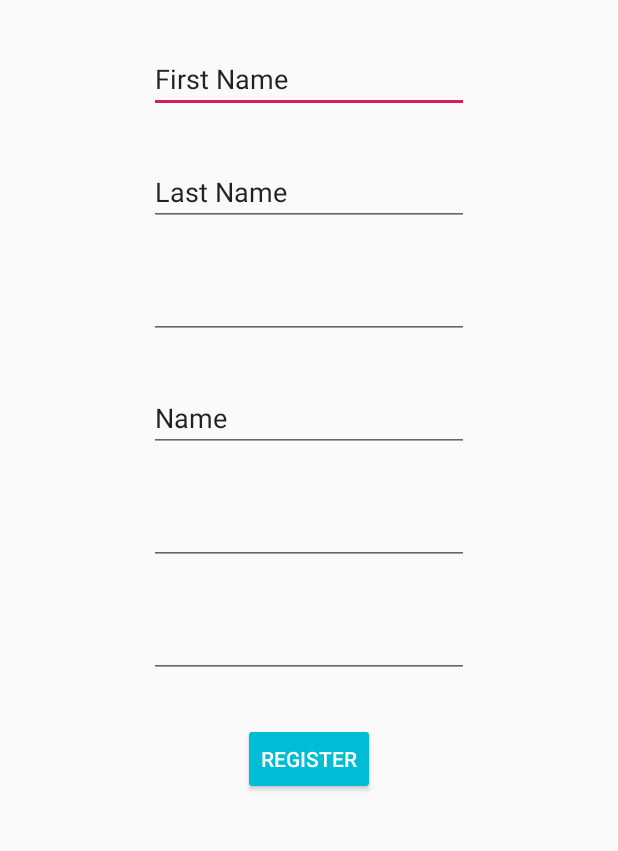
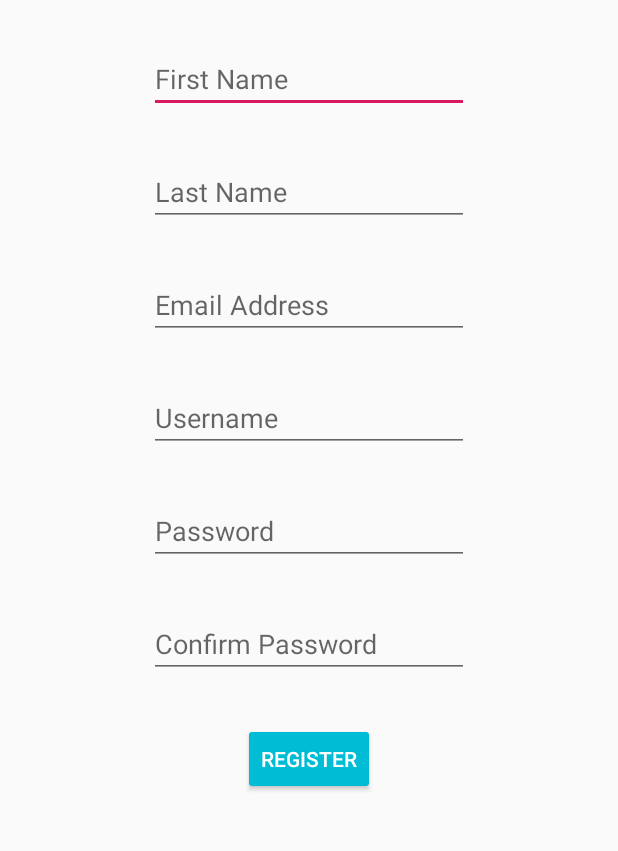
Before and after one commit to PSoysauce/3354-theboyz, an Android app: the CreateAccount screen opened directly, with no data from a screen before it, on a phone screen of 412 x 824 dp, the part 267-1118 px from its top. Run offline under Robolectric (Android 15) with nearby library versions, the phone set to English and light mode, and no system bars.

Commit message:
Made the basic layout for the create account page

```diff
--- a/Homepage/app/src/main/java/com/example/homepage/MainActivity.java
+++ b/Homepage/app/src/main/java/com/example/homepage/MainActivity.java
@@ -12,12 +12,12 @@ public class MainActivity extends AppCompatActivity {
     private Button login;
     private Button register;
 
-
     @Override
     protected void onCreate(Bundle savedInstanceState) {
         super.onCreate(savedInstanceState);
         setContentView(R.layout.activity_main);
 
+        //Sets the button variable to the login button I created in the xml, so if they click it it will change to that given activity
         login = findViewById(R.id.login_button);
         login.setOnClickListener(new View.OnClickListener() {
             @Override
@@ -26,6 +26,7 @@ public class MainActivity extends AppCompatActivity {
             }
         });
 
+        //Sets the button variable to the register button I created in the xml, so if they click it it will change to that given activity
         register = findViewById(R.id.create_account_button);
         register.setOnClickListener(new View.OnClickListener() {
             @Override
@@ -35,11 +36,13 @@ public class MainActivity extends AppCompatActivity {
         });
     }
 
+    //openLoginPageActivity will move from the homepage to the LoginPage
     public void openLoginPageActivity() {
         Intent intent = new Intent(getApplicationContext(), LoginPage.class);
         startActivity(intent);
     }
 
+    //openRegisterPageActivity will move from the homepage to the CreateAccount page
     public void openRegisterPageActivity() {
         Intent intent = new Intent(getApplicationContext(), CreateAccount.class);
         startActivity(intent);
--- a/Homepage/app/src/main/res/layout/activity_create_account.xml
+++ b/Homepage/app/src/main/res/layout/activity_create_account.xml
@@ -22,8 +22,8 @@
         android:layout_height="wrap_content"
         android:layout_marginTop="30dp"
         android:ems="10"
+        android:hint="First Name"
         android:inputType="textPersonName"
-        android:text="First Name"
         app:layout_constraintEnd_toEndOf="parent"
         app:layout_constraintStart_toStartOf="parent"
         app:layout_constraintTop_toBottomOf="@+id/imageView2" />
@@ -34,34 +34,35 @@
         android:layout_height="wrap_content"
         android:layout_marginTop="30dp"
         android:ems="10"
+        android:hint="Last Name"
         android:inputType="textPersonName"
-        android:text="Last Name"
         app:layout_constraintEnd_toEndOf="parent"
         app:layout_constraintStart_toStartOf="parent"
         app:layout_constraintTop_toBottomOf="@+id/first_name" />
 
     <EditText
-        android:id="@+id/editText5"
+        android:id="@+id/email"
         android:layout_width="wrap_content"
         android:layout_height="wrap_content"
         android:layout_marginTop="30dp"
         android:ems="10"
+        android:hint="Email Address"
         android:inputType="textEmailAddress"
         app:layout_constraintEnd_toEndOf="parent"
         app:layout_constraintStart_toStartOf="parent"
         app:layout_constraintTop_toBottomOf="@+id/last_name" />
 
     <EditText
-        android:id="@+id/editText6"
+        android:id="@+id/user_name"
         android:layout_width="wrap_content"
         android:layout_height="wrap_content"
         android:layout_marginTop="30dp"
         android:ems="10"
+        android:hint="Username"
         android:inputType="textPersonName"
-        android:text="Name"
         app:layout_constraintEnd_toEndOf="parent"
         app:layout_constraintStart_toStartOf="parent"
-        app:layout_constraintTop_toBottomOf="@+id/editText5" />
+        app:layout_constraintTop_toBottomOf="@+id/email" />
 
     <EditText
         android:id="@+id/passwordA"
@@ -69,10 +70,11 @@
         android:layout_height="wrap_content"
         android:layout_marginTop="30dp"
         android:ems="10"
-        android:inputType="textShortMessage|text|textPassword"
+        android:hint="Password"
+        android:inputType="textPassword"
         app:layout_constraintEnd_toEndOf="parent"
         app:layout_constraintStart_toStartOf="parent"
-        app:layout_constraintTop_toBottomOf="@+id/editText6" />
+        app:layout_constraintTop_toBottomOf="@+id/user_name" />
 
     <EditText
         android:id="@+id/passwordB"
@@ -80,6 +82,7 @@
         android:layout_height="wrap_content"
         android:layout_marginTop="30dp"
         android:ems="10"
+        android:hint="Confirm Password"
         android:inputType="textPassword"
         app:layout_constraintEnd_toEndOf="parent"
         app:layout_constraintStart_toStartOf="parent"
--- a/LoginApp/app/src/main/AndroidManifest.xml
+++ b/LoginApp/app/src/main/AndroidManifest.xml
@@ -1,6 +1,6 @@
 <?xml version="1.0" encoding="utf-8"?>
 <manifest xmlns:android="http://schemas.android.com/apk/res/android"
-    package="com.example.loginapp" >
+    package="com.example.loginapp">
 
     <application
         android:allowBackup="true"
@@ -8,10 +8,10 @@
         android:label="@string/app_name"
         android:roundIcon="@mipmap/ic_launcher_round"
         android:supportsRtl="true"
-        android:theme="@style/AppTheme" >
+        android:theme="@style/AppTheme">
         <activity
             android:name=".ui.login.LoginActivity"
-            android:label="@string/app_name" >
+            android:label="@string/app_name">
             <intent-filter>
                 <action android:name="android.intent.action.MAIN" />
 
--- a/LoginApp/app/src/main/java/com/example/loginapp/data/LoginRepository.java
+++ b/LoginApp/app/src/main/java/com/example/loginapp/data/LoginRepository.java
@@ -22,7 +22,7 @@ public class LoginRepository {
     }
 
     public static LoginRepository getInstance(LoginDataSource dataSource) {
-        if(instance == null){
+        if (instance == null) {
             instance = new LoginRepository(dataSource);
         }
         return instance;
--- a/LoginApp/app/src/main/java/com/example/loginapp/ui/login/LoggedInUserView.java
+++ b/LoginApp/app/src/main/java/com/example/loginapp/ui/login/LoggedInUserView.java
@@ -1,4 +1,4 @@
-package  com.example.loginapp.ui.login;
+package com.example.loginapp.ui.login;
 
 /**
  * Class exposing authenticated user details to the UI.
--- a/LoginApp/app/src/main/java/com/example/loginapp/ui/login/LoginActivity.java
+++ b/LoginApp/app/src/main/java/com/example/loginapp/ui/login/LoginActivity.java
@@ -1,12 +1,16 @@
-package  com.example.loginapp.ui.login;
+package com.example.loginapp.ui.login;
 
 import android.app.Activity;
+
 import androidx.lifecycle.Observer;
 import androidx.lifecycle.ViewModelProviders;
+
 import android.os.Bundle;
+
 import androidx.annotation.Nullable;
 import androidx.annotation.StringRes;
 import androidx.appcompat.app.AppCompatActivity;
+
 import android.text.Editable;
 import android.text.TextWatcher;
 import android.view.KeyEvent;
--- a/LoginApp/app/src/main/java/com/example/loginapp/ui/login/LoginResult.java
+++ b/LoginApp/app/src/main/java/com/example/loginapp/ui/login/LoginResult.java
@@ -1,4 +1,4 @@
-package  com.example.loginapp.ui.login;
+package com.example.loginapp.ui.login;
 
 import androidx.annotation.Nullable;
 
--- a/LoginApp/app/src/main/java/com/example/loginapp/ui/login/LoginViewModel.java
+++ b/LoginApp/app/src/main/java/com/example/loginapp/ui/login/LoginViewModel.java
@@ -3,6 +3,7 @@ package com.example.loginapp.ui.login;
 import androidx.lifecycle.LiveData;
 import androidx.lifecycle.MutableLiveData;
 import androidx.lifecycle.ViewModel;
+
 import android.util.Patterns;
 
 import com.example.loginapp.data.LoginRepository;
--- a/LoginApp/app/src/main/res/mipmap-anydpi-v26/ic_launcher.xml
+++ b/LoginApp/app/src/main/res/mipmap-anydpi-v26/ic_launcher.xml
@@ -1,5 +1,5 @@
 <?xml version="1.0" encoding="utf-8"?>
 <adaptive-icon xmlns:android="http://schemas.android.com/apk/res/android">
-    <background android:drawable="@drawable/ic_launcher_background"/>
-    <foreground android:drawable="@drawable/ic_launcher_foreground"/>
+    <background android:drawable="@drawable/ic_launcher_background" />
+    <foreground android:drawable="@drawable/ic_launcher_foreground" />
 </adaptive-icon>
--- a/LoginApp/app/src/main/res/mipmap-anydpi-v26/ic_launcher_round.xml
+++ b/LoginApp/app/src/main/res/mipmap-anydpi-v26/ic_launcher_round.xml
@@ -1,5 +1,5 @@
 <?xml version="1.0" encoding="utf-8"?>
 <adaptive-icon xmlns:android="http://schemas.android.com/apk/res/android">
-    <background android:drawable="@drawable/ic_launcher_background"/>
-    <foreground android:drawable="@drawable/ic_launcher_foreground"/>
+    <background android:drawable="@drawable/ic_launcher_background" />
+    <foreground android:drawable="@drawable/ic_launcher_foreground" />
 </adaptive-icon>
--- a/LoginApp/app/src/main/res/values/dimens.xml
+++ b/LoginApp/app/src/main/res/values/dimens.xml
@@ -1,5 +1,5 @@
 <resources>
     <!-- Default screen margins, per the Android Design guidelines. -->
- <dimen name="activity_horizontal_margin">16dp</dimen>
- <dimen name="activity_vertical_margin">16dp</dimen>
+    <dimen name="activity_horizontal_margin">16dp</dimen>
+    <dimen name="activity_vertical_margin">16dp</dimen>
 </resources>
--- a/LoginApp/gradle.properties
+++ b/LoginApp/gradle.properties
@@ -1,21 +1,16 @@
 # Project-wide Gradle settings.
-
 # IDE (e.g. Android Studio) users:
 # Gradle settings configured through the IDE *will override*
 # any settings specified in this file.
-
 # For more details on how to configure your build environment visit
 # http://www.gradle.org/docs/current/userguide/build_environment.html
-
 # Specifies the JVM arguments used for the daemon process.
 # The setting is particularly useful for tweaking memory settings.
 org.gradle.jvmargs=-Xmx1536m
-
 # When configured, Gradle will run in incubating parallel mode.
 # This option should only be used with decoupled projects. More details, visit
 # http://www.gradle.org/docs/current/userguide/multi_project_builds.html#sec:decoupled_projects
 # org.gradle.parallel=true
-
 # AndroidX package structure to make it clearer which packages are bundled with the
 # Android operating system, and which are packaged with your app's APK
 # https://developer.android.com/topic/libraries/support-library/androidx-rn
```
Also changed, not shown: LoginApp/app/src/main/java/com/example/loginapp/data/Result.java (+14 -13 lines), LoginApp/app/src/main/res/drawable-v24/ic_launcher_foreground.xml (+6 -6 lines), LoginApp/app/src/main/res/layout/activity_login.xml (+6 -7 lines), 1505 other files.
